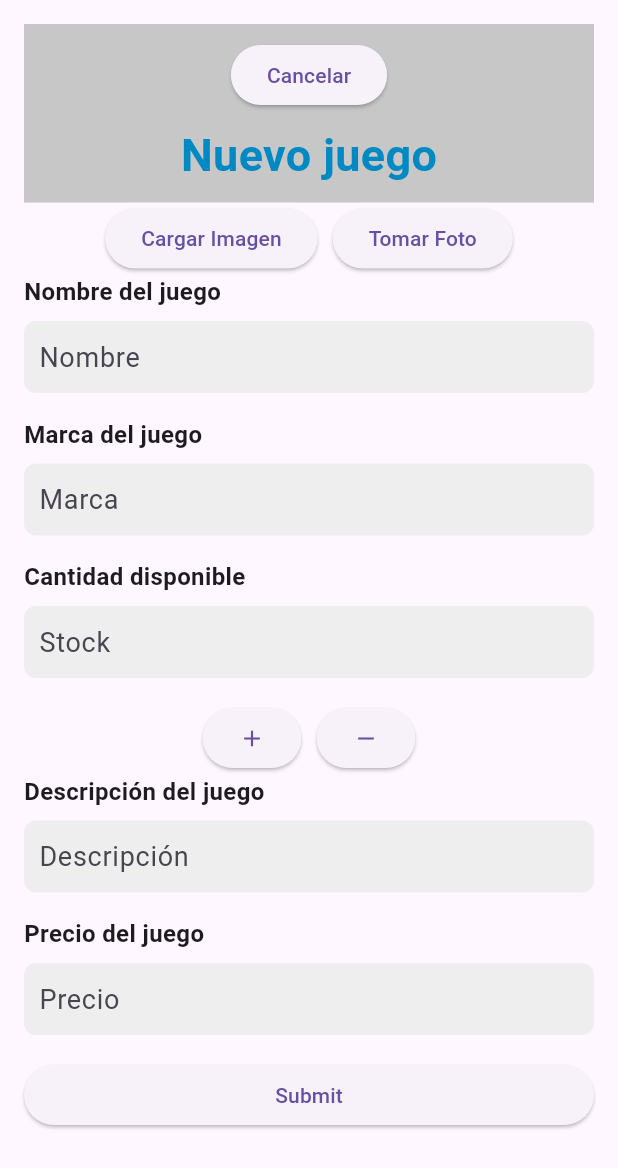
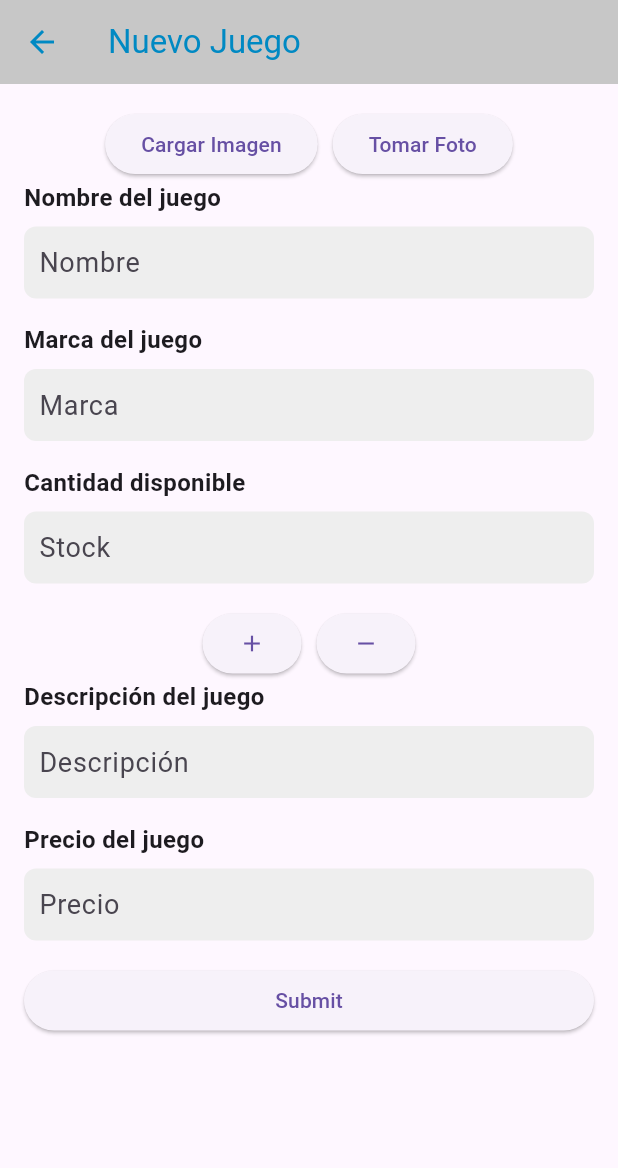
Before and after one commit to AgustinRgz/GeingeemuMobile, a Flutter app: the NewSellView screen opened by its route, on a phone screen of 412 x 824 dp. Shown: the top 1168 px of the screen. Run offline on Flutter 3.47's test engine with Material 3 defaults, Android fonts, the light colour scheme and no system bars; our stand-ins replace image_picker; missing offline and left inert: search_page.

Commit message:
Update Ventas

```diff
--- a/lib/ventas.dart
+++ b/lib/ventas.dart
@@ -116,43 +116,19 @@ class _NewSellViewState extends State<NewSellView> {
   @override
   Widget build(BuildContext context) {
     return Scaffold(
+      appBar: AppBar(
+        title: const Text('Nuevo Juego'),
+        foregroundColor: const Color.fromRGBO(0, 137, 195, 100),
+        backgroundColor: const Color.fromARGB(
+          255,
+          199,
+          199,
+          199,
+        ),
+      ),
       body: ListView(
         padding: const EdgeInsets.all(16.0),
         children: <Widget>[
-          Container(
-            padding: const EdgeInsets.all(10.0),
-            color: const Color.fromARGB(
-              255,
-              199,
-              199,
-              199,
-            ),
-            child: Column(
-              mainAxisAlignment: MainAxisAlignment.center,
-              children: [
-                ElevatedButton(
-                  onPressed: () {
-                    Navigator.pop(context);
-                  },
-                  child: Text('Cancelar'),
-                ),
-                SizedBox(height: 8.0),
-                Row(
-                  mainAxisAlignment: MainAxisAlignment.center,
-                  children: [
-                    Text(
-                      'Nuevo juego',
-                      style: TextStyle(
-                        fontSize: 30.0,
-                        fontWeight: FontWeight.bold,
-                        color: Color.fromRGBO(0, 137, 195, 100),
-                      ),
-                    ),
-                  ],
-                ),
-              ],
-            ),
-          ),
           if (_image != null) _imagePreview(),
           _imageButtons(),
           _labeledTextField(nameController, 'Nombre', 'Nombre del juego'),
@@ -163,8 +139,7 @@ class _NewSellViewState extends State<NewSellView> {
           _labeledTextField(
               descriptionController, 'Descripción', 'Descripción del juego',
               expands: true),
-          _labeledTextField(
-              priceController, 'Precio', 'Precio del juego',
+          _labeledTextField(priceController, 'Precio', 'Precio del juego',
               keyboardType: TextInputType.number),
           _submitButton(),
         ],
```
